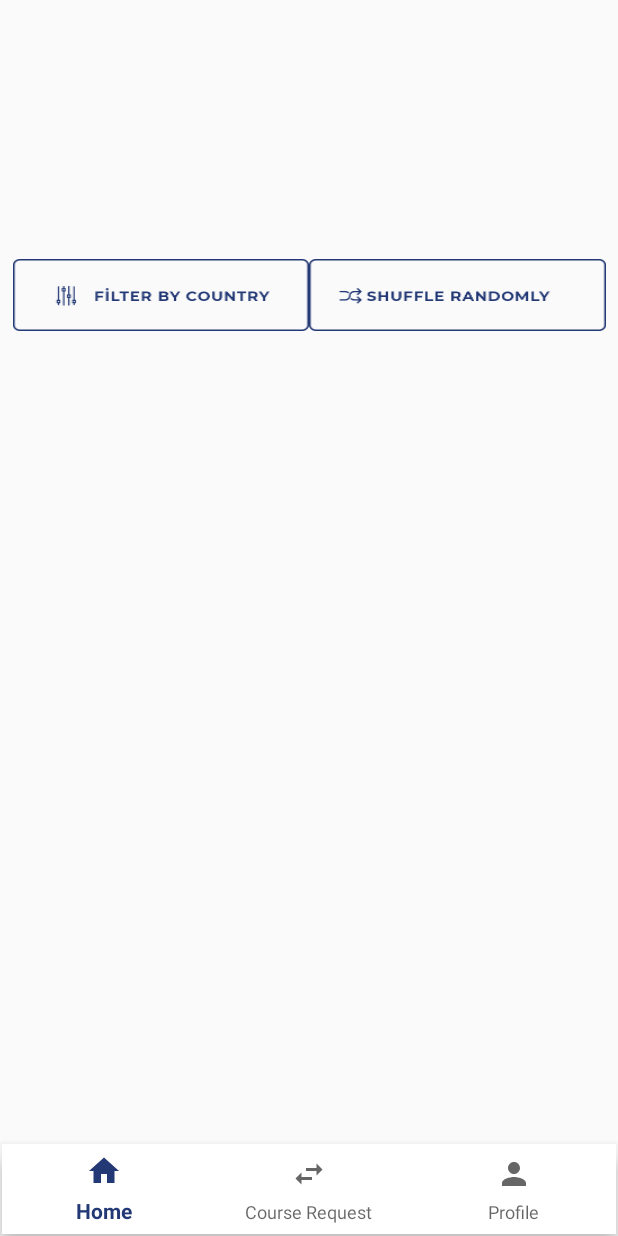
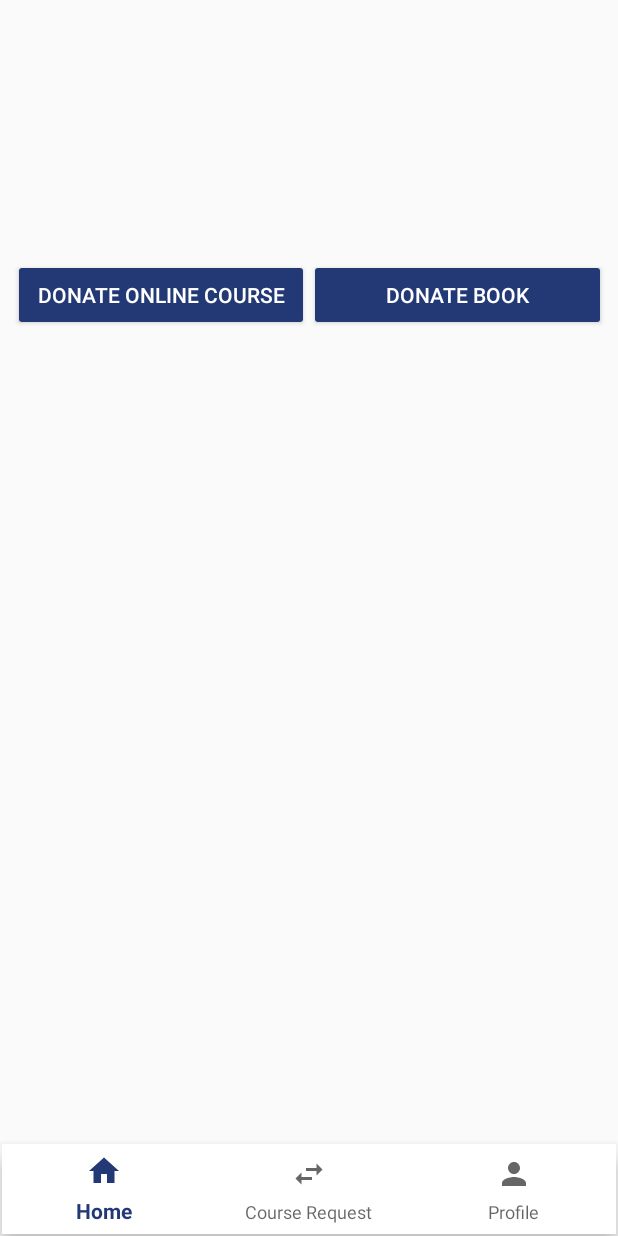
Before and after one commit to ABurakk/Share.io, an Android app: the homeFragment screen opened through its navigation route, on a phone screen of 412 x 824 dp. Run offline under Robolectric (Android 15) with nearby library versions, the phone set to English and light mode, and no system bars; our stand-ins replace Dagger/Hilt's generated code, Firebase (no records; nobody signed in at launch, a user with empty details on screens opened directly), navigation-ui; pictures from the network do not load; 14 statements that could not run were skipped.

Commit message:
Home fragment button UI changed

```diff
--- a/app/build.gradle
+++ b/app/build.gradle
@@ -118,5 +118,4 @@ dependencies {
 
 
 
-
 }
--- a/app/src/main/java/com/solutionchallenge/sharecourseandbook/View/Fragment/donateFragment.kt
+++ b/app/src/main/java/com/solutionchallenge/sharecourseandbook/View/Fragment/donateFragment.kt
@@ -124,7 +124,7 @@ class donateFragment :Fragment(R.layout.donate_fragment),PurchasesUpdatedListene
                  .setPositiveTextColor(Color.parseColor("#ffffff"))
                  .setNegativeButtonColor(Color.parseColor("#ffbb00"))
                  .setNegativeTextColor(Color.parseColor("#0a0906"))
-                 .setPositiveListener(object :ClickListener{
+                 .setPositiveListener(object : ClickListener {
                      override fun onClick(dialog: LottieAlertDialog) {
                           if(currentUserMail.isStudent()){
                               if(curentUserBalance>args.coursePricex){
--- a/app/src/main/res/layout/home_fragment.xml
+++ b/app/src/main/res/layout/home_fragment.xml
@@ -33,17 +33,21 @@
 
         <Button
             android:id="@+id/btnFilterByCountry"
-            android:layout_width="wrap_content"
+            android:layout_width="1dp"
             android:layout_height="wrap_content"
             android:layout_weight="1"
-            android:background="@drawable/filterbygroup"></Button>
+            android:text="DONATE ONLINE COURSE"
+            android:textColor="@color/white"
+            android:backgroundTint="@color/colorPrimary"></Button>
 
         <Button
             android:id="@+id/btnShuffle"
-            android:layout_width="wrap_content"
+            android:layout_width="1dp"
             android:layout_height="wrap_content"
             android:layout_weight="1"
-            android:background="@drawable/shuffle"></Button>
+            android:text="DONATE BOOK"
+            android:textColor="@color/white"
+            android:backgroundTint="@color/colorPrimary"></Button>
 
 
     </LinearLayout>
--- a/app/src/main/res/values/colors.xml
+++ b/app/src/main/res/values/colors.xml
@@ -4,4 +4,5 @@
     <color name="colorPrimaryDark">#00574B</color>
     <color name="colorAccent">#233975</color>
     <color name="thmeBlue">#233975</color>
+    <color name="white">#FFFFFF</color>
 </resources>
```
Also changed, not shown: app/src/main/java/com/solutionchallenge/sharecourseandbook/View/Fragment/homeFragment.kt (+5 -19 lines).
